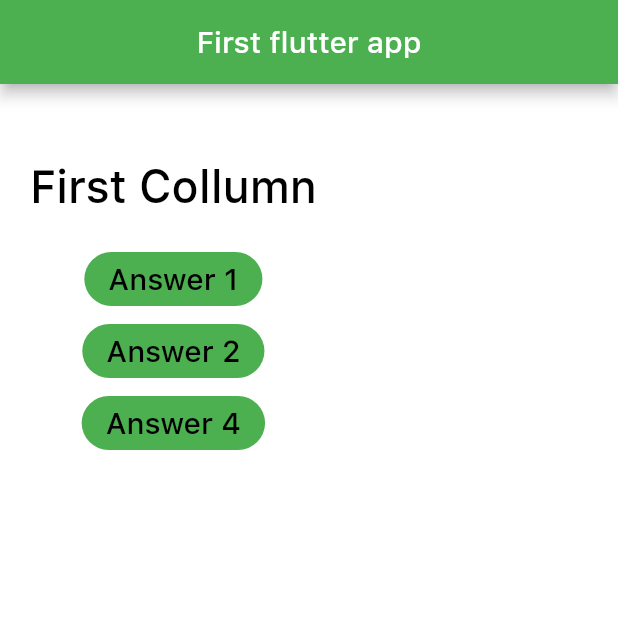
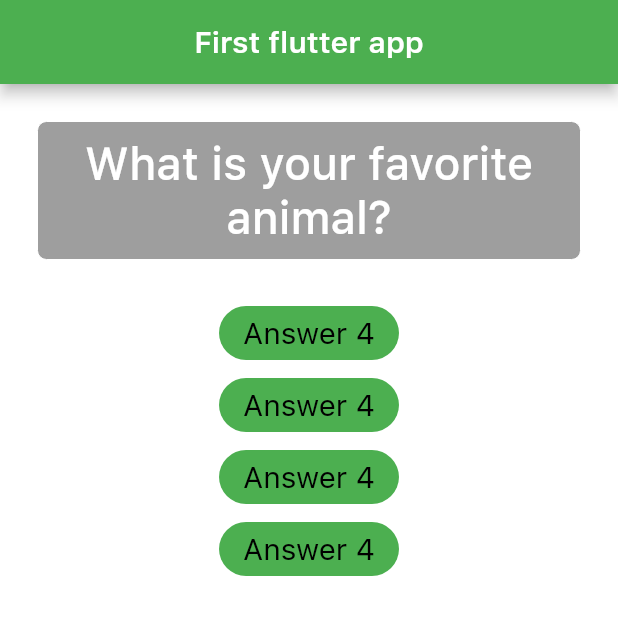
Before and after one commit to arifulpust/FlutterApp, a Flutter app: the screen it shows after launch, on a phone screen of 412 x 824 dp, the top half of it. Run offline on Flutter 3.47's test engine with Material 2 defaults, Android fonts, the phone set to English and light mode, and no system bars.

Commit message:
added custom button and text and container

```diff
--- a/lib/constants/app_constant.dart
+++ b/lib/constants/app_constant.dart
@@ -5,7 +5,24 @@ const Color darkPrimary = Color.fromRGBO(255, 184, 0, 1);
 const Color black = Colors.black;
 const Color darkShadow = Color.fromRGBO(222, 160, 0, 1);
 const Color lightShadow = Color.fromRGBO(255, 208, 0, 1);
-
+//pading
 const double appPadding = 30;
+// font size
 const double fontSize20= 20;
 const double fontSize30= 30;
+
+// spacing
+const double spacing5= 5;
+const double spacing10= 10;
+const double spacing12= 12;
+const double spacing16= 16;
+const double spacing20= 20;
+const double spacing22= 22;
+const double spacing26= 26;
+
+//borderRedius
+const double borderRedius0= 0;
+const double borderRedius5= 5;
+const double borderRedius6= 6;
+const double borderRedius10= 10;
+const double borderRedius15= 15;
--- a/lib/main.dart
+++ b/lib/main.dart
@@ -2,12 +2,37 @@ import 'package:flutter/material.dart';
 import 'widgets/custom_widget.dart';
 import 'constants/app_constant.dart';
 
-void main() => runApp(MyApp());
+void main() => runApp(QuizApp());
 
-class MyApp extends StatelessWidget {
+class QuizApp extends StatefulWidget {
+  @override
+  State<StatefulWidget> createState() {
+    return QuizAppState();
+  }
+}
+
+// class MyAppState extends State<MyApp> {
+//   @override
+//   Widget build(BuildContext context) {
+//     // TODO: implement build
+//     throw UnimplementedError();
+//   }
+// }
+class QuizAppState extends State<QuizApp> {
   // This widget is the root of your application.
+  var questionsIndex = 0;
+  var questions = [
+    "What is your favorite animal?",
+    "what is your favorite language?"
+  ];
   void pressAnswer() {
-    debugPrint("answer: ");
+    setState(() {
+      if (questionsIndex == 1) {
+        questionsIndex = 0;
+      } else {
+        questionsIndex = 1;
+      }
+    });
   }
 
   @override
@@ -20,43 +45,26 @@ class MyApp extends StatelessWidget {
         home: Scaffold(
             appBar: AppBar(
               centerTitle: true,
-              title: TitleText('First flutter app', Colors.white, fontSize20),
+              title: CustomText('First flutter app', Colors.white, fontSize20,
+                  FontWeight.w600),
             ),
             backgroundColor: Colors.white,
             body: Container(
               margin: EdgeInsets.only(left: fontSize20, right: fontSize20),
               child: Column(
                 children: <Widget>[
-                  SizedBox(height: 50),
-                  TitleText('First Collumn', Colors.black, fontSize30),
+                  SizedBox(height: spacing20),
+                  CustomContainer(
+                    Colors.grey,
+                    borderRedius6,
+                    CustomText(questions[questionsIndex], Colors.white,
+                        fontSize30, FontWeight.w500),
+                  ),
                   SizedBox(height: fontSize20),
-                  TextButton(
-                    onPressed: pressAnswer,
-                    style: flatButtonStyle,
-                    child: TitleText(
-                      'Answer 1',
-                      Colors.black,
-                      fontSize20,
-                    ),
-                  ),
-                  TextButton(
-                    onPressed: pressAnswer,
-                    style: flatButtonStyle,
-                    child: TitleText(
-                      'Answer 2',
-                      Colors.black,
-                      fontSize20,
-                    ),
-                  ),
-                  TextButton(
-                    onPressed: pressAnswer,
-                    style: flatButtonStyle,
-                    child: TitleText(
-                      'Answer 4',
-                      Colors.black,
-                      fontSize20,
-                    ),
-                  )
+                  Answer(pressAnswer),
+                  Answer(pressAnswer),
+                  Answer(pressAnswer),
+                  Answer(pressAnswer),
                 ],
               ),
             )));
--- a/lib/widgets/custom_widget.dart
+++ b/lib/widgets/custom_widget.dart
@@ -1,3 +1,4 @@
+import 'package:FlutterApp/constants/app_constant.dart';
 import 'package:flutter/material.dart';
 
 final ButtonStyle flatButtonStyle = TextButton.styleFrom(
@@ -10,22 +11,71 @@ final ButtonStyle flatButtonStyle = TextButton.styleFrom(
   ),
 );
 
-class TitleText extends StatelessWidget {
+class CustomText extends StatelessWidget {
   final String title;
   final Color textColor;
   final double size;
+  FontWeight fontWeightValue;
+  CustomText(this.title, this.textColor, this.size, this.fontWeightValue);
 
-  TitleText(this.title, this.textColor, this.size);
   Widget build(BuildContext context) {
     return Text(
       title,
+      textAlign: TextAlign.center,
       style: TextStyle(
           fontSize: size,
           color: textColor,
-          fontFamily: 'SFProTextRegular',
-          fontWeight: FontWeight.w500),
+          fontFamily: 'SFProText',
+          fontWeight: fontWeightValue),
 
       // On pressing the raised button
     );
   }
 }
+
+// BoxDecoration decorationButton = BoxDecoration(
+//   color: _color,
+//   border: Border.all(
+//     color: Colors.black,
+//     width: 0.0,
+//   ),
+//   borderRadius: BorderRadius.circular(_borderRedius),
+// );
+class Answer extends StatelessWidget {
+  final Function selectedHandler;
+  Answer(this.selectedHandler);
+  @override
+  Widget build(BuildContext context) {
+    return TextButton(
+      onPressed: () {},
+      style: flatButtonStyle,
+      child: CustomText('Answer 4', Colors.black, fontSize20, FontWeight.w200),
+    );
+  }
+}
+
+class CustomContainer extends StatelessWidget {
+  final Color _color;
+  final double _borderRedius;
+  final Widget child;
+  CustomContainer(
+    this._color,
+    this._borderRedius,
+    this.child,
+  );
+  Widget build(BuildContext context) {
+    return Container(
+        width: double.infinity,
+        margin: EdgeInsets.all(5.0),
+        padding: EdgeInsets.all(10.0),
+        decoration: BoxDecoration(
+          color: _color,
+          border: Border.all(
+            color: Colors.white,
+            width: 0.0,
+          ),
+          borderRadius: BorderRadius.circular(_borderRedius),
+        ),
+        child: child);
+  }
+}
--- a/pubspec.yaml
+++ b/pubspec.yaml
@@ -61,12 +61,13 @@ flutter:
   # list giving the asset and other descriptors for the font. For
   # example:
   fonts:
-    - family: SFProTextRegular
+    - family: SFProText
       fonts:
         - asset: app_data/fonts/SFProTextRegular.ttf
         - asset: app_data/fonts/SFProTextMedium.ttf
         - asset: app_data/fonts/SFProTextSemiBold.ttf
-        - asset: fonts/TrajanPro_Bold.ttf
+        - asset: app_data/fonts/SFProTextBold.ttf
+
 
 
     # - family: SFProText
```
Also changed, not shown: lib/widgets/answer.dart (added), 1 other file.
